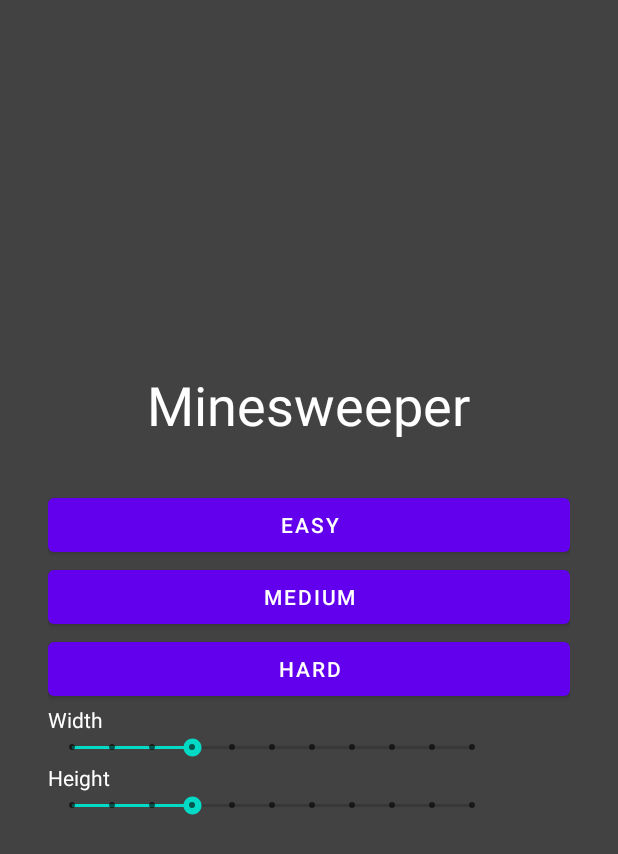
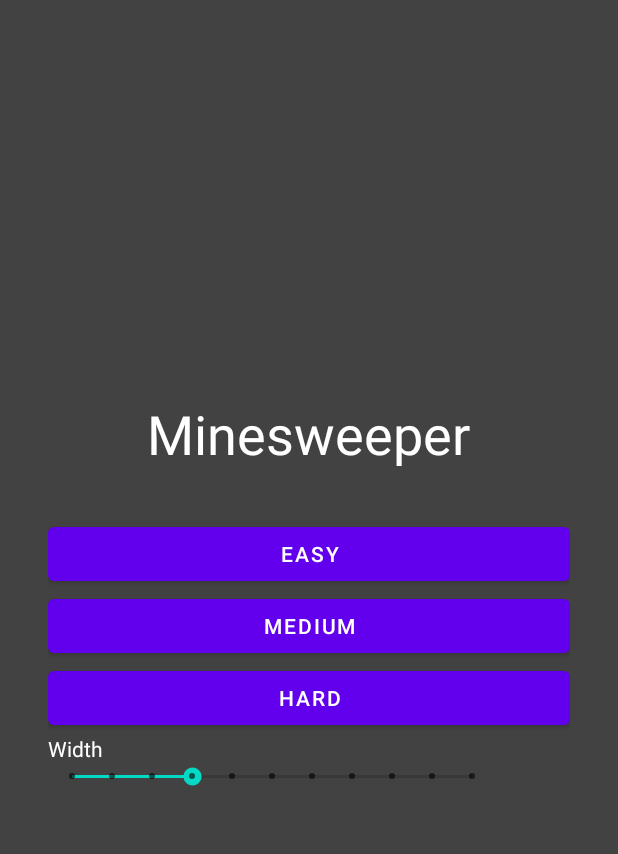
Before and after one commit to SoWieMarkus/minesweeper-android-app, an Android app: the layout minesweeper_start_screen.xml on its own in the app's theme, with its tools: preview values and no code run, on a phone screen of 412 x 824 dp. Shown: the top 854 px of the screen. Run offline under Robolectric (Android 15) with nearby library versions, the phone set to English and light mode, and no system bars.

Commit message:
removed code smells

```diff
--- a/app/build.gradle
+++ b/app/build.gradle
@@ -35,7 +35,7 @@ dependencies {
     testImplementation 'junit:junit:4.+'
     androidTestImplementation 'androidx.test.ext:junit:1.1.2'
     androidTestImplementation 'androidx.test.espresso:espresso-core:3.3.0'
-    implementation 'com.github.sowiemarkus:games:1.6.7'
+    implementation 'com.github.sowiemarkus:games:1.7.2'
 
 
 }
--- a/app/src/main/java/markus/wieland/minesweeper/Minesweeper.java
+++ b/app/src/main/java/markus/wieland/minesweeper/Minesweeper.java
@@ -20,6 +20,8 @@ public class Minesweeper extends Game<MinesweeperGameState, MinesweeperGameResul
         this.minesweeperGameBoard = minesweeperGameBoard;
         minesweeperGameBoard.loadGameState(minesweeperGameState);
         this.seconds = minesweeperGameState.getSeconds();
+        minesweeperGameBoard.updateTime(seconds);
+        minesweeperGameBoard.updateRemainingBombs();
         this.difficulty = minesweeperGameState.getDifficulty();
         minesweeperGameBoard.setGameBoardInteractionListener(this);
         timer = new CountDownTimer(1000, 1000) {
--- a/app/src/main/java/markus/wieland/minesweeper/MinesweeperGameBoard.java
+++ b/app/src/main/java/markus/wieland/minesweeper/MinesweeperGameBoard.java
@@ -3,7 +3,6 @@ package markus.wieland.minesweeper;
 import android.content.Context;
 import android.text.format.DateUtils;
 import android.util.AttributeSet;
-import android.widget.GridView;
 import android.widget.TextView;
 
 import androidx.annotation.NonNull;
@@ -12,7 +11,6 @@ import androidx.annotation.Nullable;
 import markus.wieland.games.elements.Coordinate;
 import markus.wieland.games.elements.Matrix;
 import markus.wieland.games.elements.SerializableMatrix;
-import markus.wieland.games.game.GameResult;
 import markus.wieland.games.game.grid.GridGameBoardView;
 import markus.wieland.games.persistence.GameState;
 import markus.wieland.minesweeper.persistence.MinesweeperGameState;
--- a/app/src/main/java/markus/wieland/minesweeper/view/MinesweeperView.java
+++ b/app/src/main/java/markus/wieland/minesweeper/view/MinesweeperView.java
@@ -5,6 +5,7 @@ import android.util.AttributeSet;
 import android.widget.GridView;
 
 public class MinesweeperView extends GridView {
+
     public MinesweeperView(Context context) {
         super(context);
     }
--- a/app/src/main/res/layout/minesweeper_start_screen.xml
+++ b/app/src/main/res/layout/minesweeper_start_screen.xml
@@ -77,35 +77,6 @@
 
             </LinearLayout>
 
-            <TextView
-                android:layout_width="match_parent"
-                android:layout_height="wrap_content"
-                android:text="@string/minesweeper_size_y"
-                android:textColor="@color/white" />
-
-            <LinearLayout
-                android:layout_width="match_parent"
-                android:layout_height="match_parent"
-                android:orientation="horizontal">
-
-                <SeekBar
-                    android:id="@+id/minesweeper_start_screen_size_y"
-                    style="@style/Widget.AppCompat.SeekBar.Discrete"
-                    android:layout_width="match_parent"
-                    android:layout_height="wrap_content"
-                    android:layout_weight="1"
-                    android:max="10"
-                    android:progress="3" />
-
-                <TextView
-                    android:id="@+id/minesweeper_start_screen_size_y_value"
-                    android:layout_width="match_parent"
-                    android:layout_height="wrap_content"
-                    android:layout_weight="6"
-                    android:textColor="@color/white" />
-
-            </LinearLayout>
-
         </LinearLayout>
 
     </LinearLayout>
```
Also changed, not shown: app/src/main/java/markus/wieland/minesweeper/MainActivity.java (+8 -2 lines), app/src/main/java/markus/wieland/minesweeper/persistence/MinesweeperConfigurationCookie.java (+3 -20 lines), app/src/main/java/markus/wieland/minesweeper/persistence/MinesweeperGameStateField.java (+2 -11 lines), app/src/main/java/markus/wieland/minesweeper/view/MinesweeperCellView.java (+20 -5 lines), app/src/main/java/markus/wieland/minesweeper/view/MinesweeperEndScreen.java (+3 -4 lines), app/src/main/java/markus/wieland/minesweeper/view/MinesweeperGridAdapter.java (+1 -7 lines), app/src/main/java/markus/wieland/minesweeper/view/MinesweeperStartScreen.java (+11 -25 lines), app/src/main/res/drawable/background_gradient.xml (added, +13 -0 lines), app/src/main/res/layout/minesweeper_game_layout.xml (+7 -3 lines).
